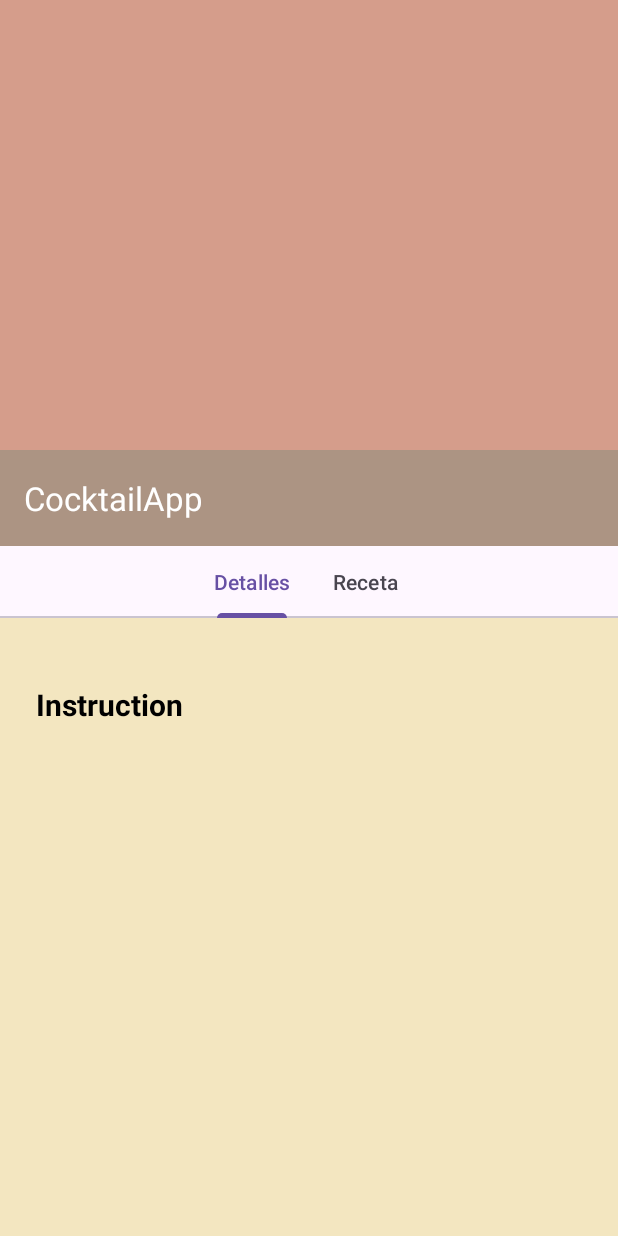
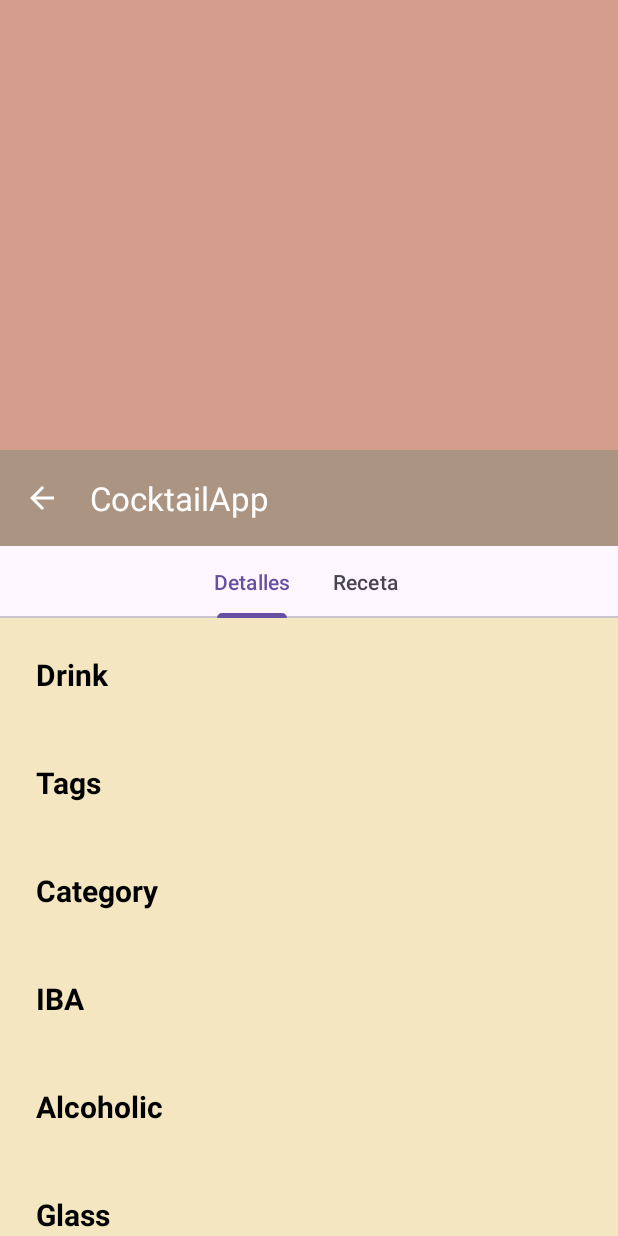
Before and after one commit to fmanzanare/CocktailApp, an Android app: the DetalleCoctelFragment screen opened through its navigation route, on a phone screen of 412 x 824 dp. Run offline under Robolectric (Android 15) with nearby library versions, the phone set to English and light mode, and no system bars; our stand-ins replace navigation-ui; network calls fail; pictures from the network do not load; Roboto replaces fonts that are not available here; 1 statement that could not run was skipped.

Commit message:
navigation working -small issue with toolbar names and icons-

```diff
--- a/app/src/main/java/com/estech/cocktailapp/adapters/CoctelesAlcoholAdapter.kt
+++ b/app/src/main/java/com/estech/cocktailapp/adapters/CoctelesAlcoholAdapter.kt
@@ -12,10 +12,15 @@
 import com.estech.cocktailapp.databinding.CoctelHolderBinding
 
 class CoctelesAlcoholAdapter(
-    val myViewModel: CoViewModel
+    val myViewModel: CoViewModel,
+    val listener: OnCocktailClickListener
     ) : RecyclerView.Adapter<CoctelesAlcoholAdapter.MiCelda>() {
 
     private var lista = ArrayList<Drink>()
+
+    interface OnCocktailClickListener {
+        fun onClick()
+    }
 
     inner class MiCelda(val binding: CoctelHolderBinding) :
         RecyclerView.ViewHolder(binding.root)
@@ -38,7 +43,7 @@
 
         holder.itemView.setOnClickListener {
             myViewModel.chooseDrink(info)
-            Navigation.findNavController(it).navigate(R.id.action_listadoCoctelesInicial_to_detalleCoctelFragment)
+            listener.onClick()
         }
 
         Glide.with(
--- a/app/src/main/java/com/estech/cocktailapp/adapters/ListaCoctelesViewPagerAdapter.kt
+++ b/app/src/main/java/com/estech/cocktailapp/adapters/ListaCoctelesViewPagerAdapter.kt
@@ -15,7 +15,7 @@
     }
 
     override fun createFragment(position: Int): Fragment {
-        return if (position == 0) ListaCoctelesAlcohol() else ListaCategoria()
+        return if (position == 0) ListaCoctelesAlcohol() else ListaCoctelesNoAlcohol()
     }
 
 }
--- a/app/src/main/java/com/estech/cocktailapp/fragments/DetalleCoctelFragment.kt
+++ b/app/src/main/java/com/estech/cocktailapp/fragments/DetalleCoctelFragment.kt
@@ -35,7 +35,7 @@
         super.onViewCreated(view, savedInstanceState)
 
         (requireActivity() as MainActivity).setSupportActionBar(binding.toolbar)
-        (requireActivity() as MainActivity).supportActionBar?.setDisplayHomeAsUpEnabled(false)
+        (requireActivity() as MainActivity).supportActionBar?.setDisplayHomeAsUpEnabled(true)
 
         binding.viewpager.adapter = CoctelDetalleViewPagerAdapter(requireActivity())
         TabLayoutMediator(binding.tabs, binding.viewpager) { tab,position ->
--- a/app/src/main/java/com/estech/cocktailapp/fragments/ListaCoctelesAlcohol.kt
+++ b/app/src/main/java/com/estech/cocktailapp/fragments/ListaCoctelesAlcohol.kt
@@ -6,9 +6,11 @@
 import android.view.View
 import android.view.ViewGroup
 import androidx.fragment.app.activityViewModels
+import androidx.navigation.fragment.findNavController
 import androidx.recyclerview.widget.RecyclerView
 import androidx.recyclerview.widget.StaggeredGridLayoutManager
 import com.estech.cocktailapp.CoViewModel
+import com.estech.cocktailapp.R
 import com.estech.cocktailapp.activities.MainActivity
 import com.estech.cocktailapp.adapters.CoctelesAlcoholAdapter
 import com.estech.cocktailapp.databinding.ListaCoctelesBinding
@@ -34,7 +36,12 @@
 
         binding.recyclerview.layoutManager = StaggeredGridLayoutManager(2, RecyclerView.VERTICAL)
 
-        val adapter = CoctelesAlcoholAdapter(myViewModel)
+        val adapter = CoctelesAlcoholAdapter(myViewModel, object : CoctelesAlcoholAdapter.OnCocktailClickListener {
+            override fun onClick() {
+                findNavController().navigate(R.id.action_listadoCoctelesInicial_to_detalleCoctelFragment)
+            }
+
+        })
         binding.recyclerview.adapter = adapter
         myViewModel.getAlcohol("Alcoholic")
 
--- a/app/src/main/java/com/estech/cocktailapp/fragments/ListadoCoctelesInicial.kt
+++ b/app/src/main/java/com/estech/cocktailapp/fragments/ListadoCoctelesInicial.kt
@@ -5,9 +5,11 @@
 import android.view.View
 import android.view.ViewGroup
 import androidx.fragment.app.Fragment
+import com.estech.cocktailapp.R
 import com.estech.cocktailapp.activities.MainActivity
 import com.estech.cocktailapp.adapters.ListaCoctelesViewPagerAdapter
 import com.estech.cocktailapp.databinding.ListadosCoctelesInicialFragmentBinding
+import com.estech.cocktailapp.shared_preferences.PrefHelper
 import com.google.android.material.tabs.TabLayoutMediator
 
 class ListadoCoctelesInicial: Fragment() {
@@ -24,10 +26,18 @@
     }
 
     override fun onViewCreated(view: View, savedInstanceState: Bundle?) {
+
         super.onViewCreated(view, savedInstanceState)
 
+        val myPrefHelper = PrefHelper(requireContext())
+
         (requireActivity() as MainActivity).setSupportActionBar(binding.toolbarListaCoctelesInicial)
-        (requireActivity() as MainActivity).supportActionBar?.setDisplayHomeAsUpEnabled(false)
+        if (myPrefHelper.getUsername() == "Usuario") {
+            (requireActivity() as MainActivity).supportActionBar?.setDisplayHomeAsUpEnabled(true)
+        } else {
+            (requireActivity() as MainActivity).supportActionBar?.setDisplayHomeAsUpEnabled(false)
+        }
+        (requireActivity() as MainActivity).supportActionBar?.setHomeAsUpIndicator(R.drawable.menu_icon)
         (requireActivity() as MainActivity).supportActionBar?.title = "Listado de Cócteles"
 
         binding.viewPager.adapter = ListaCoctelesViewPagerAdapter(requireActivity())
--- a/app/src/main/java/com/estech/cocktailapp/network/ApiService.kt
+++ b/app/src/main/java/com/estech/cocktailapp/network/ApiService.kt
@@ -38,7 +38,7 @@
         @Query("i") i: String
     ): Response<RespuestaIngrediente>
 
-    @GET("list.php")
+    @GET("filter.php")
     suspend fun getDrinksByIng(
         @Query("i") i: String
     ): Response<Respuesta>
@@ -49,7 +49,7 @@
         @Query("g") g: String
     ): Response<RespuestaVasos>
 
-    @GET("list.php")
+    @GET("filter.php")
     suspend fun getDrinkByGlass(
         @Query("g") g: String
     ): Response<Respuesta>
--- /dev/null
+++ b/app/src/main/res/drawable/home_icon.xml
@@ -0,0 +1,5 @@
+<vector android:height="24dp" android:tint="#000000"
+    android:viewportHeight="24" android:viewportWidth="24"
+    android:width="24dp" xmlns:android="http://schemas.android.com/apk/res/android">
+    <path android:fillColor="@android:color/white" android:pathData="M10,20v-6h4v6h5v-8h3L12,3 2,12h3v8z"/>
+</vector>
--- /dev/null
+++ b/app/src/main/res/drawable/menu_icon.xml
@@ -0,0 +1,5 @@
+<vector android:height="24dp" android:tint="#000000"
+    android:viewportHeight="24" android:viewportWidth="24"
+    android:width="24dp" xmlns:android="http://schemas.android.com/apk/res/android">
+    <path android:fillColor="@android:color/white" android:pathData="M3,18h18v-2L3,16v2zM3,13h18v-2L3,11v2zM3,6v2h18L21,6L3,6z"/>
+</vector>
--- a/app/src/main/res/layout/cabecera.xml
+++ b/app/src/main/res/layout/cabecera.xml
@@ -10,8 +10,8 @@
 
     <ImageView
         android:id="@+id/imageView"
-        android:layout_width="wrap_content"
-        android:layout_height="wrap_content"
+        android:layout_width="70dp"
+        android:layout_height="70dp"
         android:layout_marginStart="16dp"
         android:layout_marginTop="16dp"
         android:layout_marginBottom="16dp"
--- a/app/src/main/res/layout/detalle_coctel.xml
+++ b/app/src/main/res/layout/detalle_coctel.xml
@@ -27,6 +27,7 @@
                 android:id="@+id/iv_catImage"
                 android:layout_width="match_parent"
                 android:layout_height="match_parent"
+                android:adjustViewBounds="true"
                 android:contentDescription="@string/app_name"
                 android:scaleType="centerCrop"
                 app:layout_collapseMode="parallax" />
@@ -50,16 +51,10 @@
             app:tabMode="fixed" />
     </com.google.android.material.appbar.AppBarLayout>
 
-    <androidx.core.widget.NestedScrollView
+    <androidx.viewpager2.widget.ViewPager2
+        android:id="@+id/viewpager"
         android:layout_width="match_parent"
         android:layout_height="match_parent"
-        android:fillViewport="true">
-
-        <androidx.viewpager2.widget.ViewPager2
-            android:id="@+id/viewpager"
-            android:layout_width="match_parent"
-            android:layout_height="wrap_content"
-            app:layout_behavior="@string/appbar_scrolling_view_behavior" />
-    </androidx.core.widget.NestedScrollView>
+        app:layout_behavior="@string/appbar_scrolling_view_behavior" />
 
 </androidx.coordinatorlayout.widget.CoordinatorLayout>
--- a/app/src/main/res/menu/mi_menu.xml
+++ b/app/src/main/res/menu/mi_menu.xml
@@ -2,19 +2,30 @@
 <menu xmlns:android="http://schemas.android.com/apk/res/android">
 
     <item
-        android:id="@+id/ingrediente"
+        android:id="@+id/listadoCoctelesInicial"
+        android:icon="@drawable/home_icon"
+        android:title="Inicio" />
+    <item android:title="Busquedas">
+        <menu>
+            <group>
+                <item
+                    android:id="@+id/listaIngrediente"
                     android:icon="@drawable/baseline_local_drink_24"
                     android:title="Por Ingrediente" />
                 <item
-        android:id="@+id/tipovaso"
+                    android:id="@+id/listaVasos"
                     android:icon="@drawable/baseline_local_bar_24"
                     android:title="Por tipo de vaso" />
                 <item
-        android:id="@+id/categoria"
+                    android:id="@+id/listaCategoria"
                     android:icon="@drawable/baseline_category_24"
                     android:title="Por Categoría" />
                 <item
-        android:id="@+id/aleatorio"
+                    android:id="@+id/randomCoctelFragment"
                     android:icon="@drawable/baseline_question_mark_24"
                     android:title="Cóctel aleatorio" />
+            </group>
         </menu>
+    </item>
+
+</menu>
--- a/app/src/main/res/navigation/nav_graph.xml
+++ b/app/src/main/res/navigation/nav_graph.xml
@@ -17,4 +17,33 @@
             android:id="@+id/action_listadoCoctelesInicial_to_detalleCoctelFragment"
             app:destination="@id/detalleCoctelFragment" />
     </fragment>
+    <fragment
+        android:id="@+id/listaIngrediente"
+        android:name="com.estech.cocktailapp.fragments.ListaIngrediente"
+        android:label="ListaIngrediente" >
+        <action
+            android:id="@+id/action_listaIngrediente_to_detalleCoctelFragment"
+            app:destination="@id/detalleCoctelFragment" />
+    </fragment>
+    <fragment
+        android:id="@+id/listaVasos"
+        android:name="com.estech.cocktailapp.fragments.ListaVasos"
+        android:label="ListaVasos" >
+        <action
+            android:id="@+id/action_listaVasos_to_detalleCoctelFragment"
+            app:destination="@id/detalleCoctelFragment" />
+    </fragment>
+    <fragment
+        android:id="@+id/randomCoctelFragment"
+        android:name="com.estech.cocktailapp.fragments.RandomCoctelFragment"
+        android:label="RandomCoctelFragment" />
+    <fragment
+        android:id="@+id/listaCategoria"
+        android:name="com.estech.cocktailapp.fragments.ListaCategoria"
+        android:label="fragment_lista_categoria"
+        tools:layout="@layout/fragment_lista_categoria" >
+        <action
+            android:id="@+id/action_listaCategoria_to_detalleCoctelFragment"
+            app:destination="@id/detalleCoctelFragment" />
+    </fragment>
 </navigation>
```
Also changed, not shown: app/src/main/java/com/estech/cocktailapp/activities/MainActivity.kt (+7 -1 lines), app/src/main/java/com/estech/cocktailapp/fragments/ListaCategoria.kt (+12 -1 lines), app/src/main/java/com/estech/cocktailapp/fragments/ListaCoctelesNoAlcohol.kt (+8 -1 lines), app/src/main/java/com/estech/cocktailapp/fragments/ListaIngrediente.kt (+14 -2 lines), app/src/main/java/com/estech/cocktailapp/fragments/ListaVasos.kt (+13 -1 lines), app/src/main/java/com/estech/cocktailapp/fragments/RandomCoctelFragment.kt (+7 -0 lines), app/src/main/res/layout/listado_busquedas.xml (+10 -2 lines). Lines whose indentation alone changed are shown as unchanged.
